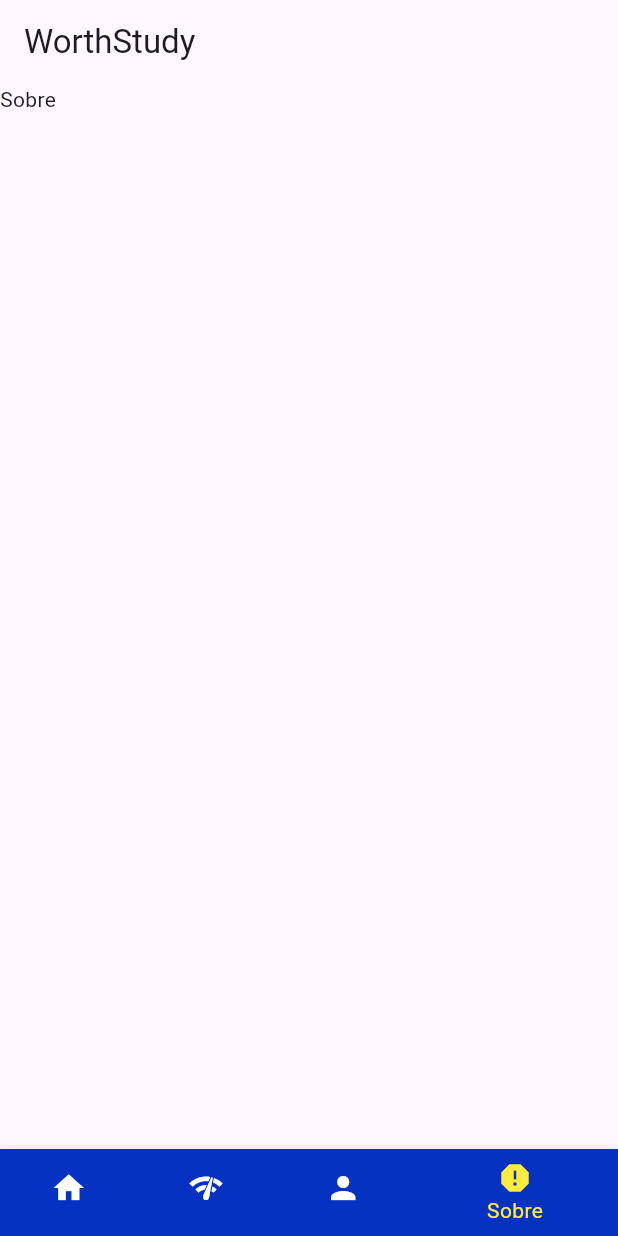
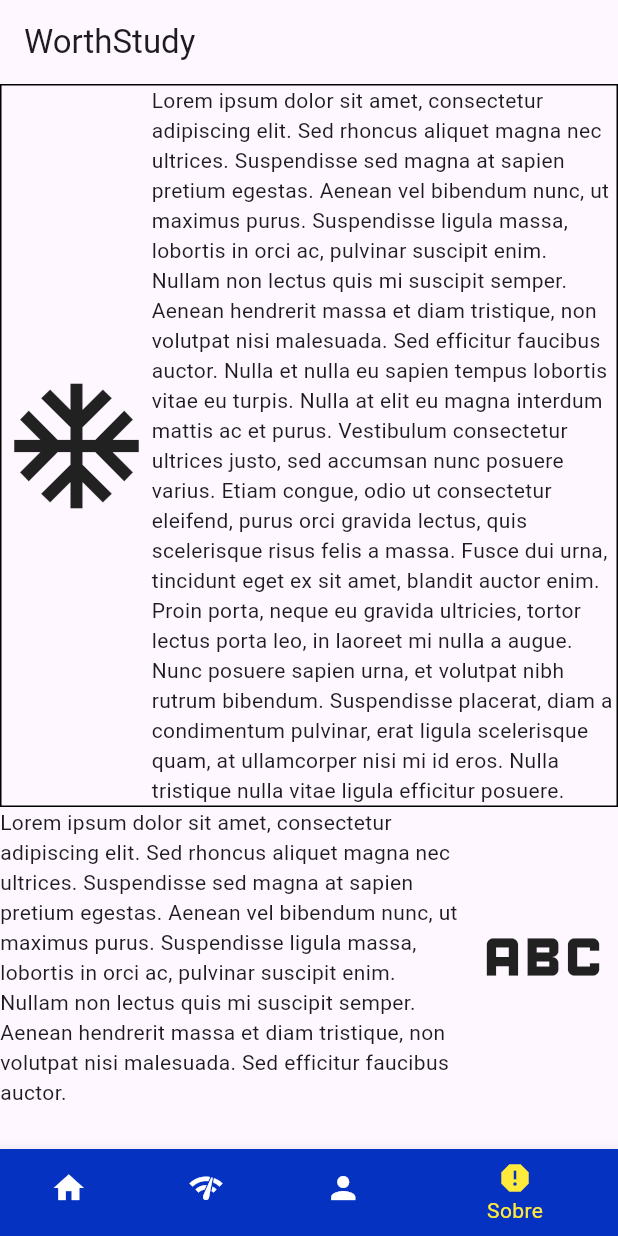
Before and after one commit to Henrique-Temponi/LDDM, a Flutter app: the screen it shows after launch, item 4 of the bottom bar chosen, on a phone screen of 412 x 824 dp. Run offline on Flutter 3.47's test engine with Material 3 defaults, Android fonts, the light colour scheme and no system bars.

Commit message:
Cria layout basico para tela de contatos

```diff
--- a/lib/sobre.dart
+++ b/lib/sobre.dart
@@ -10,8 +10,35 @@ class Sobre extends StatefulWidget {
 class _SobreState extends State<Sobre> {
   @override
   Widget build(BuildContext context) {
-    return const Scaffold(
-      body: Text("Sobre"),
+    return Column(
+      children: <Widget>[
+        Container(
+          decoration: BoxDecoration(border: Border.all(color: Colors.black)),
+          child: const Row(
+            mainAxisAlignment: MainAxisAlignment.spaceEvenly,
+            children: <Widget>[
+              Icon(
+                Icons.ac_unit_sharp,
+                size: 100.0,
+              ),
+              Expanded(
+                  child: Text(
+                "Lorem ipsum dolor sit amet, consectetur adipiscing elit. Sed rhoncus aliquet magna nec ultrices. Suspendisse sed magna at sapien pretium egestas. Aenean vel bibendum nunc, ut maximus purus. Suspendisse ligula massa, lobortis in orci ac, pulvinar suscipit enim. Nullam non lectus quis mi suscipit semper. Aenean hendrerit massa et diam tristique, non volutpat nisi malesuada. Sed efficitur faucibus auctor. Nulla et nulla eu sapien tempus lobortis vitae eu turpis. Nulla at elit eu magna interdum mattis ac et purus. Vestibulum consectetur ultrices justo, sed accumsan nunc posuere varius. Etiam congue, odio ut consectetur eleifend, purus orci gravida lectus, quis scelerisque risus felis a massa. Fusce dui urna, tincidunt eget ex sit amet, blandit auctor enim. Proin porta, neque eu gravida ultricies, tortor lectus porta leo, in laoreet mi nulla a augue. Nunc posuere sapien urna, et volutpat nibh rutrum bibendum. Suspendisse placerat, diam a condimentum pulvinar, erat ligula scelerisque quam, at ullamcorper nisi mi id eros. Nulla tristique nulla vitae ligula efficitur posuere. ",
+                overflow: TextOverflow.clip,
+              ))
+            ],
+          ),
+        ),
+        const Row(children: [
+          Expanded(
+              child: Text(
+                  "Lorem ipsum dolor sit amet, consectetur adipiscing elit. Sed rhoncus aliquet magna nec ultrices. Suspendisse sed magna at sapien pretium egestas. Aenean vel bibendum nunc, ut maximus purus. Suspendisse ligula massa, lobortis in orci ac, pulvinar suscipit enim. Nullam non lectus quis mi suscipit semper. Aenean hendrerit massa et diam tristique, non volutpat nisi malesuada. Sed efficitur faucibus auctor.")),
+          Icon(
+            Icons.abc,
+            size: 100.0,
+          )
+        ])
+      ],
     );
   }
 }
```
